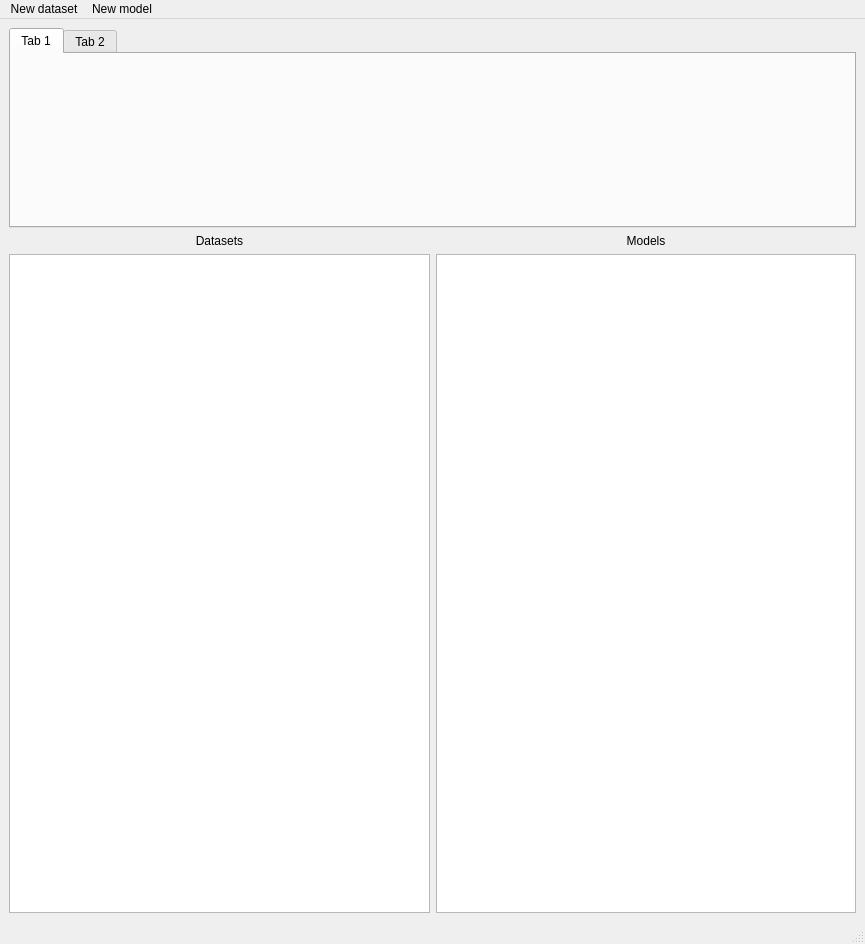
First picture: the form in gui/designer/semhash_main.ui, repository rafalpiwnik/SemanticHashing, before the edit.
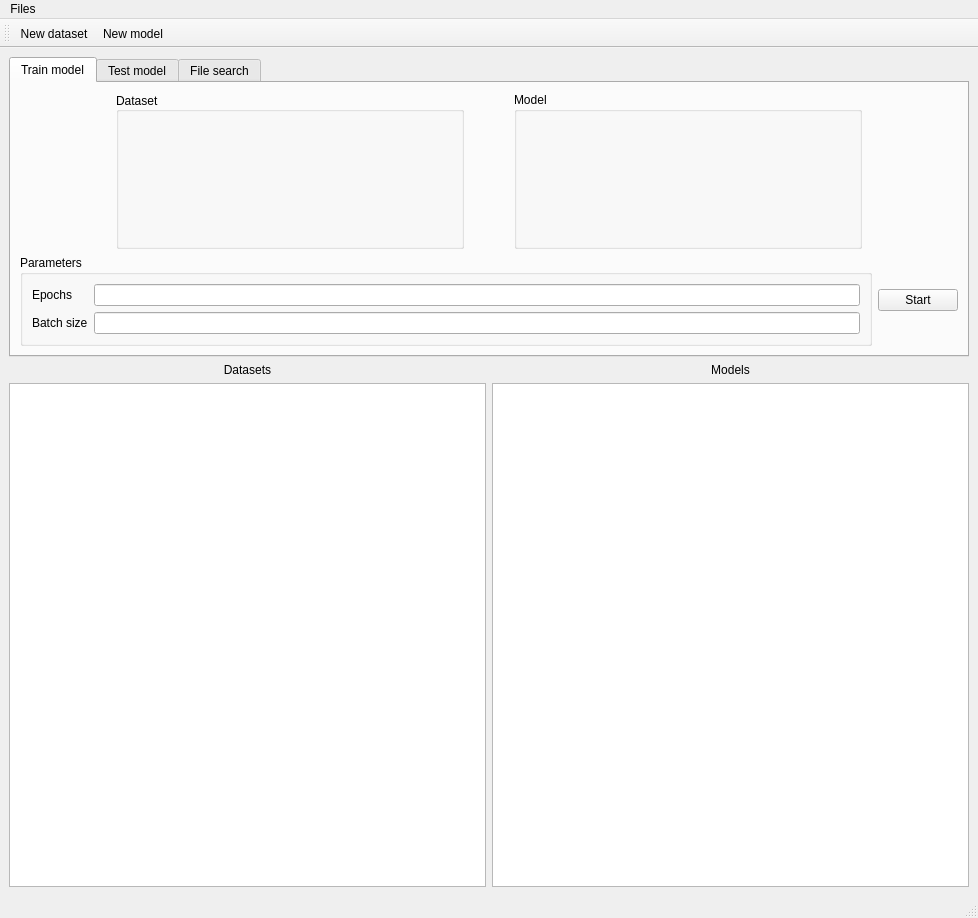
Second picture: the form after the edit.

Commit message: updates to main window

```diff
--- a/gui/designer/semhash_main.ui
+++ b/gui/designer/semhash_main.ui
@@ -6,8 +6,8 @@
    <rect>
     <x>0</x>
     <y>0</y>
-    <width>865</width>
-    <height>944</height>
+    <width>978</width>
+    <height>918</height>
    </rect>
   </property>
   <property name="sizePolicy">
@@ -24,7 +24,7 @@
     <item>
      <widget class="QTabWidget" name="tabWidget">
       <property name="sizePolicy">
-       <sizepolicy hsizetype="Preferred" vsizetype="Preferred">
+       <sizepolicy hsizetype="Expanding" vsizetype="Minimum">
         <horstretch>0</horstretch>
         <verstretch>0</verstretch>
        </sizepolicy>
@@ -32,7 +32,7 @@
       <property name="minimumSize">
        <size>
         <width>0</width>
-        <height>200</height>
+        <height>300</height>
        </size>
       </property>
       <property name="baseSize">
@@ -46,12 +46,146 @@
       </property>
       <widget class="QWidget" name="tab_3">
        <attribute name="title">
-        <string>Tab 1</string>
+        <string>Train model</string>
        </attribute>
+       <layout class="QGridLayout" name="gridLayout_3">
+        <item row="1" column="0">
+         <spacer name="horizontalSpacer">
+          <property name="orientation">
+           <enum>Qt::Horizontal</enum>
+          </property>
+          <property name="sizeType">
+           <enum>QSizePolicy::Fixed</enum>
+          </property>
+          <property name="sizeHint" stdset="0">
+           <size>
+            <width>90</width>
+            <height>0</height>
+           </size>
+          </property>
+         </spacer>
+        </item>
+        <item row="1" column="1" colspan="2">
+         <layout class="QGridLayout" name="trainMixingGridLayout">
+          <property name="horizontalSpacing">
+           <number>50</number>
+          </property>
+          <item row="0" column="1">
+           <widget class="QGroupBox" name="trainModelGroupbox">
+            <property name="sizePolicy">
+             <sizepolicy hsizetype="Preferred" vsizetype="Minimum">
+              <horstretch>0</horstretch>
+              <verstretch>0</verstretch>
+             </sizepolicy>
+            </property>
+            <property name="title">
+             <string>Model</string>
+            </property>
+            <layout class="QGridLayout" name="gridLayout_5">
+             <item row="0" column="0">
+              <layout class="QVBoxLayout" name="trainModelSpace"/>
+             </item>
+            </layout>
+           </widget>
+          </item>
+          <item row="0" column="0">
+           <widget class="QGroupBox" name="trainDatasetGroupbox">
+            <property name="sizePolicy">
+             <sizepolicy hsizetype="Preferred" vsizetype="Minimum">
+              <horstretch>0</horstretch>
+              <verstretch>0</verstretch>
+             </sizepolicy>
+            </property>
+            <property name="contextMenuPolicy">
+             <enum>Qt::DefaultContextMenu</enum>
+            </property>
+            <property name="title">
+             <string>Dataset</string>
+            </property>
+            <property name="alignment">
+             <set>Qt::AlignLeading|Qt::AlignLeft|Qt::AlignVCenter</set>
+            </property>
+            <property name="flat">
+             <bool>false</bool>
+            </property>
+            <property name="checkable">
+             <bool>false</bool>
+            </property>
+            <layout class="QGridLayout" name="gridLayout_2">
+             <item row="0" column="1">
+              <layout class="QVBoxLayout" name="trainDatasetSpace"/>
+             </item>
+            </layout>
+           </widget>
+          </item>
+         </layout>
+        </item>
+        <item row="1" column="3">
+         <spacer name="horizontalSpacer_2">
+          <property name="orientation">
+           <enum>Qt::Horizontal</enum>
+          </property>
+          <property name="sizeType">
+           <enum>QSizePolicy::Fixed</enum>
+          </property>
+          <property name="sizeHint" stdset="0">
+           <size>
+            <width>90</width>
+            <height>0</height>
+           </size>
+          </property>
+         </spacer>
+        </item>
+        <item row="2" column="0" colspan="4">
+         <layout class="QGridLayout" name="gridLayout_6">
+          <item row="0" column="1">
+           <widget class="QPushButton" name="pushButton">
+            <property name="text">
+             <string>Start</string>
+            </property>
+           </widget>
+          </item>
+          <item row="0" column="0">
+           <widget class="QGroupBox" name="groupBox">
+            <property name="title">
+             <string>Parameters</string>
+            </property>
+            <layout class="QFormLayout" name="formLayout">
+             <item row="1" column="0">
+              <widget class="QLabel" name="label">
+               <property name="text">
+                <string>Epochs</string>
+               </property>
+              </widget>
+             </item>
+             <item row="1" column="1">
+              <widget class="QLineEdit" name="lineEdit"/>
+             </item>
+             <item row="2" column="0">
+              <widget class="QLabel" name="label_2">
+               <property name="text">
+                <string>Batch size</string>
+               </property>
+              </widget>
+             </item>
+             <item row="2" column="1">
+              <widget class="QLineEdit" name="lineEdit_2"/>
+             </item>
+            </layout>
+           </widget>
+          </item>
+         </layout>
+        </item>
+       </layout>
       </widget>
       <widget class="QWidget" name="tab_4">
        <attribute name="title">
-        <string>Tab 2</string>
+        <string>Test model</string>
+       </attribute>
+      </widget>
+      <widget class="QWidget" name="tabSearch">
+       <attribute name="title">
+        <string>File search</string>
        </attribute>
       </widget>
      </widget>
@@ -100,6 +234,37 @@
         </property>
        </widget>
       </item>
+      <item row="1" column="0">
+       <widget class="QListWidget" name="datasetList">
+        <property name="contextMenuPolicy">
+         <enum>Qt::DefaultContextMenu</enum>
+        </property>
+        <property name="frameShadow">
+         <enum>QFrame::Sunken</enum>
+        </property>
+        <property name="horizontalScrollBarPolicy">
+         <enum>Qt::ScrollBarAlwaysOff</enum>
+        </property>
+        <property name="alternatingRowColors">
+         <bool>false</bool>
+        </property>
+        <property name="selectionMode">
+         <enum>QAbstractItemView::NoSelection</enum>
+        </property>
+        <property name="selectionBehavior">
+         <enum>QAbstractItemView::SelectItems</enum>
+        </property>
+        <property name="verticalScrollMode">
+         <enum>QAbstractItemView::ScrollPerPixel</enum>
+        </property>
+        <property name="uniformItemSizes">
+         <bool>true</bool>
+        </property>
+        <property name="selectionRectVisible">
+         <bool>false</bool>
+        </property>
+       </widget>
+      </item>
       <item row="0" column="1">
        <widget class="QLabel" name="modelsLabel">
         <property name="text">
@@ -119,24 +284,52 @@
     <rect>
      <x>0</x>
      <y>0</y>
-     <width>865</width>
+     <width>978</width>
      <height>26</height>
     </rect>
    </property>
-   <widget class="QMenu" name="menuNew_dataset">
+   <widget class="QMenu" name="menuFiles">
     <property name="title">
-     <string>New dataset</string>
+     <string>Files</string>
     </property>
    </widget>
-   <widget class="QMenu" name="menuNew_model">
-    <property name="title">
-     <string>New model</string>
-    </property>
-   </widget>
-   <addaction name="menuNew_dataset"/>
-   <addaction name="menuNew_model"/>
+   <addaction name="menuFiles"/>
   </widget>
   <widget class="QStatusBar" name="statusbar"/>
+  <widget class="QToolBar" name="toolBar">
+   <property name="windowTitle">
+    <string>toolBar</string>
+   </property>
+   <attribute name="toolBarArea">
+    <enum>TopToolBarArea</enum>
+   </attribute>
+   <attribute name="toolBarBreak">
+    <bool>false</bool>
+   </attribute>
+   <addaction name="actionNew_dataset"/>
+   <addaction name="actionNew_model"/>
+  </widget>
+  <action name="actionSettings">
+   <property name="text">
+    <string>Settings</string>
+   </property>
+  </action>
+  <action name="actionNew_dataset">
+   <property name="text">
+    <string>New dataset</string>
+   </property>
+   <property name="toolTip">
+    <string>&lt;html&gt;&lt;head/&gt;&lt;body&gt;&lt;p&gt;Create a new dataset&lt;/p&gt;&lt;/body&gt;&lt;/html&gt;</string>
+   </property>
+  </action>
+  <action name="actionNew_model">
+   <property name="text">
+    <string>New model</string>
+   </property>
+   <property name="toolTip">
+    <string>&lt;html&gt;&lt;head/&gt;&lt;body&gt;&lt;p&gt;Create a new VDSH model&lt;/p&gt;&lt;/body&gt;&lt;/html&gt;</string>
+   </property>
+  </action>
  </widget>
  <resources/>
  <connections/>
```
Left out of the diff: 46 changed lines with no effect on the pictures. The commit also changes 3 other files.
